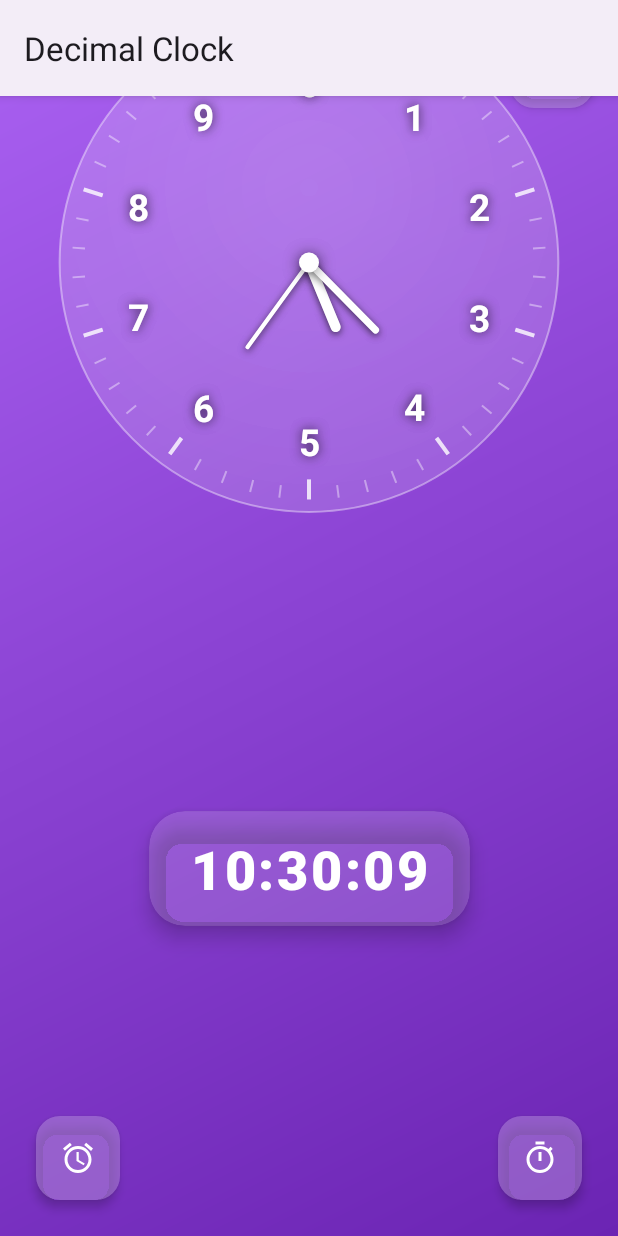
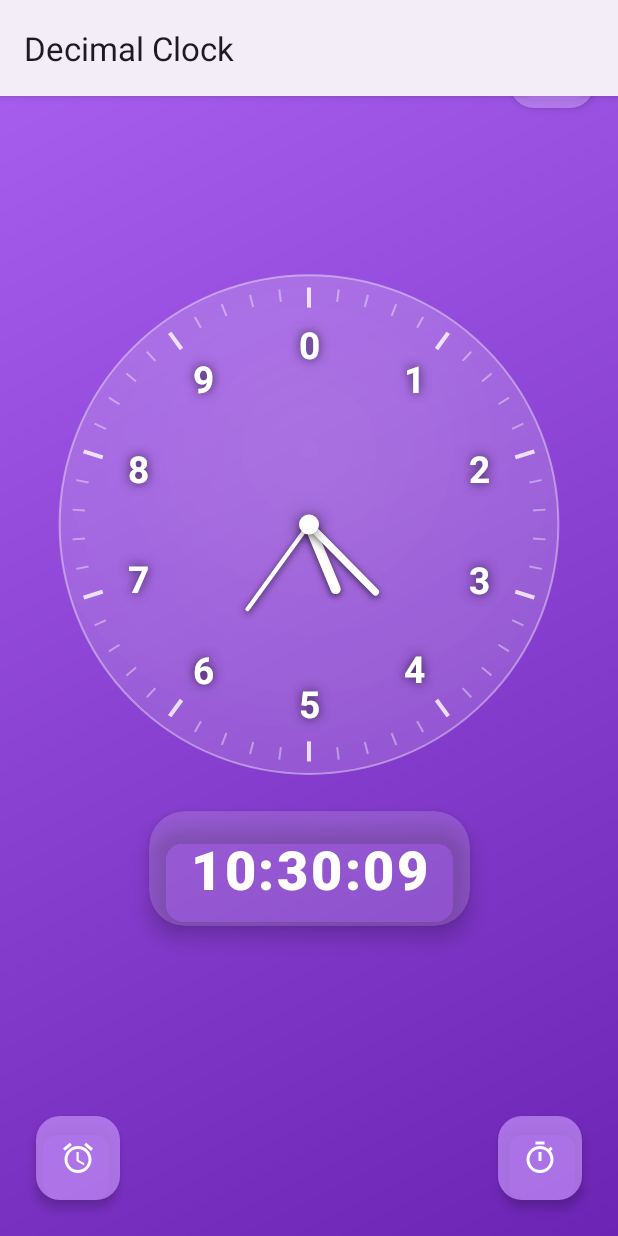
Before and after one commit to TheMrGrench/decimal-clock, an Android app: the screen it shows after launch (MainActivity), on a phone screen of 412 x 824 dp. Run offline under Robolectric (Android 15) with nearby library versions, the phone set to English and light mode, and no system bars.

Commit message:
Remove auto-formatting, fix button colors and improve visibility
CRITICAL FIXES:
- Remove broken auto-formatting from alarm and timer inputs
- Use simple text input without TextWatcher (like Android system Clock)
- Fix constraint reference: clockView now points to standardTimeCard
- Dramatically increase digital clock brightness: cards #E5FFFFFF (90% opacity)
- Make digits fully white with stronger shadows for better contrast
- Brighten preset buttons: gradient #70→#50 FFFFFF with visible borders
- Fix FAB button colors: pastel with alpha 200, sat 0.45, val 0.95
- Remove unused TextWatcher imports

USER VISIBLE CHANGES:
- Time input works normally without buggy auto-formatting
- Digital clock numbers are bright and clearly visible
- Timer preset buttons are visible and easy to tap
- Alarm/Timer/Settings buttons show theme color properly
- Standard time card displays correctly below clocks

```diff
--- a/app/src/main/java/com/decimalclock/DigitalClockView.kt
+++ b/app/src/main/java/com/decimalclock/DigitalClockView.kt
@@ -40,25 +40,23 @@ class DigitalClockView @JvmOverloads constructor(
         // Digit paint - large and bold, fully white
         digitPaint.apply {
             color = Color.WHITE
-            alpha = 255
             textAlign = Paint.Align.CENTER
             typeface = Typeface.create("sans-serif-medium", Typeface.BOLD)
-            setShadowLayer(8f, 0f, 2f, Color.parseColor("#40000000"))
+            setShadowLayer(12f, 0f, 4f, Color.parseColor("#60000000"))
         }
 
         // Label paint - small and subtle
         labelPaint.apply {
             color = Color.WHITE
-            alpha = 204
             textAlign = Paint.Align.CENTER
             typeface = Typeface.create("sans-serif", Typeface.NORMAL)
         }
 
-        // Card background paint - brighter
+        // Card background paint - яркий и видимый
         cardPaint.apply {
-            color = Color.parseColor("#A0FFFFFF")
+            color = Color.parseColor("#E5FFFFFF")
             style = Paint.Style.FILL
-            setShadowLayer(12f, 0f, 4f, Color.parseColor("#40000000"))
+            setShadowLayer(16f, 0f, 6f, Color.parseColor("#80000000"))
         }
 
         setLayerType(LAYER_TYPE_SOFTWARE, cardPaint)
--- a/app/src/main/java/com/decimalclock/SettingsActivity.kt
+++ b/app/src/main/java/com/decimalclock/SettingsActivity.kt
@@ -112,8 +112,8 @@ class SettingsActivity : AppCompatActivity() {
         }
 
         fun generatePastelColor(hue: Float): Int {
-            // Pastel: low saturation (0.35), high value (0.85)
-            return Color.HSVToColor(128, floatArrayOf(hue, 0.35f, 0.85f))
+            // Pastel: low saturation, high brightness, more opacity
+            return Color.HSVToColor(200, floatArrayOf(hue, 0.45f, 0.95f))
         }
     }
 }
--- a/app/src/main/res/layout/activity_main.xml
+++ b/app/src/main/res/layout/activity_main.xml
@@ -14,7 +14,7 @@
         app:layout_constraintWidth_percent="0.85"
         app:layout_constraintDimensionRatio="1:1"
         app:layout_constraintTop_toTopOf="parent"
-        app:layout_constraintBottom_toTopOf="@id/standardTime"
+        app:layout_constraintBottom_toTopOf="@id/standardTimeCard"
         app:layout_constraintStart_toStartOf="parent"
         app:layout_constraintEnd_toEndOf="parent"
         app:layout_constraintVertical_chainStyle="packed"
```
Also changed, not shown: app/src/main/java/com/decimalclock/AlarmActivity.kt (+2 -50 lines), app/src/main/java/com/decimalclock/TimerActivity.kt (+2 -45 lines), app/src/main/res/drawable/button_premium.xml (+6 -6 lines).
